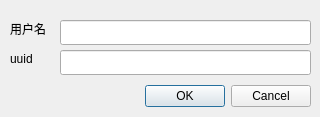
Old version of the form src/gui-admin/setmaincontrol.ui in the repository SingingRivulet/Smoothly.
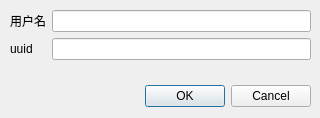
New version of the form.

Diff of the .ui file:
```diff
--- a/src/gui-admin/setmaincontrol.ui
+++ b/src/gui-admin/setmaincontrol.ui
@@ -7,7 +7,7 @@
     <x>0</x>
     <y>0</y>
     <width>320</width>
-    <height>117</height>
+    <height>118</height>
    </rect>
   </property>
   <property name="windowTitle">
@@ -29,51 +29,37 @@
     <set>QDialogButtonBox::Cancel|QDialogButtonBox::Ok</set>
    </property>
   </widget>
-  <widget class="QLineEdit" name="lineEdit_user">
+  <widget class="QWidget" name="formLayoutWidget">
    <property name="geometry">
     <rect>
-     <x>60</x>
-     <y>20</y>
-     <width>251</width>
-     <height>25</height>
+     <x>10</x>
+     <y>10</y>
+     <width>301</width>
+     <height>61</height>
     </rect>
    </property>
-  </widget>
-  <widget class="QLineEdit" name="lineEdit_uuid">
-   <property name="geometry">
-    <rect>
-     <x>60</x>
-     <y>50</y>
-     <width>251</width>
-     <height>25</height>
-    </rect>
-   </property>
-  </widget>
+   <layout class="QFormLayout" name="formLayout">
+    <item row="0" column="0">
   <widget class="QLabel" name="label">
-   <property name="geometry">
-    <rect>
-     <x>10</x>
-     <y>20</y>
-     <width>51</width>
-     <height>17</height>
-    </rect>
-   </property>
    <property name="text">
     <string>用户名</string>
    </property>
   </widget>
+    </item>
+    <item row="1" column="0">
   <widget class="QLabel" name="label_2">
-   <property name="geometry">
-    <rect>
-     <x>10</x>
-     <y>50</y>
-     <width>41</width>
-     <height>17</height>
-    </rect>
-   </property>
    <property name="text">
     <string>uuid</string>
    </property>
+     </widget>
+    </item>
+    <item row="0" column="1">
+     <widget class="QLineEdit" name="lineEdit_user"/>
+    </item>
+    <item row="1" column="1">
+     <widget class="QLineEdit" name="lineEdit_uuid"/>
+    </item>
+   </layout>
   </widget>
  </widget>
  <resources/>
```
Lines whose indentation alone changed are shown as unchanged.
